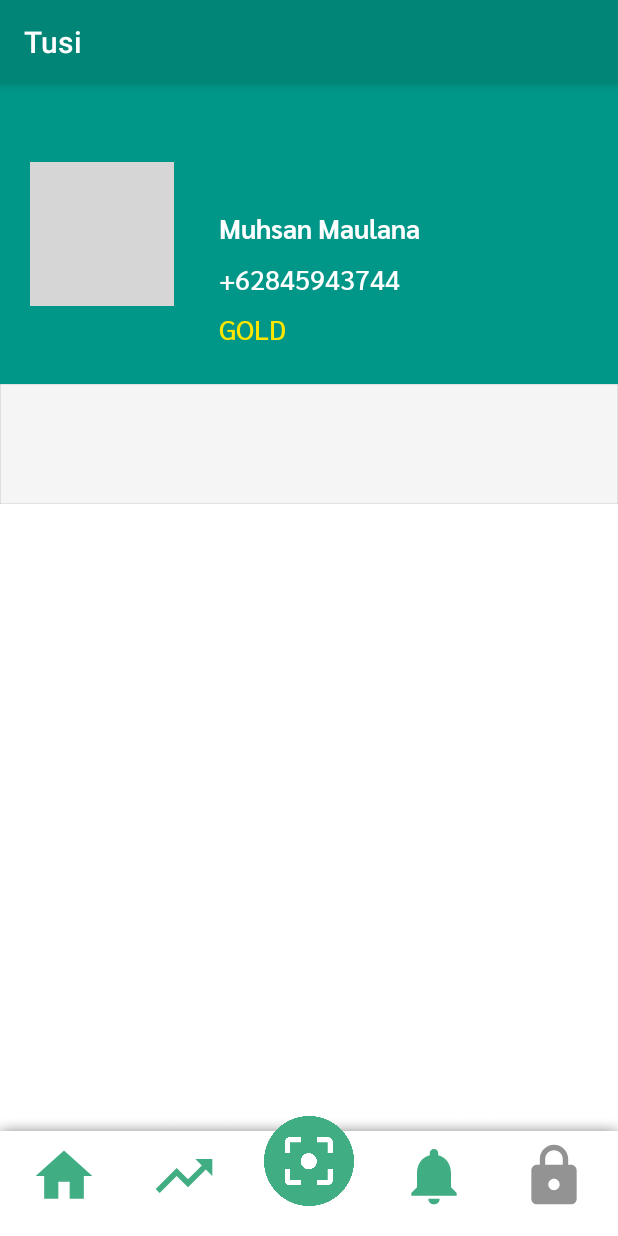
After one commit to muhsanmaulana/App-tusi, an Android app: the ProfilActivity screen opened directly, with no data from a screen before it, on a phone screen of 412 x 824 dp. The commit adds this screen. Run offline under Robolectric (Android 15) with nearby library versions, the phone set to English and light mode, and no system bars; our stand-ins replace CircleImageView; grey boxes are pictures that could not be loaded.

Commit message:
new activity

```diff
--- a/app/build.gradle
+++ b/app/build.gradle
@@ -29,4 +29,5 @@ dependencies {
     androidTestImplementation 'androidx.test.ext:junit:1.1.0'
     androidTestImplementation 'androidx.test.espresso:espresso-core:3.1.1'
     implementation 'com.google.android.gms:play-services-maps:17.0.0'
+    implementation 'de.hdodenhof:circleimageview:3.0.1'
 }
--- a/app/src/main/AndroidManifest.xml
+++ b/app/src/main/AndroidManifest.xml
@@ -9,7 +9,8 @@
         android:roundIcon="@mipmap/ic_launcher_round"
         android:supportsRtl="true"
         android:theme="@style/AppTheme">
-        <activity android:name=".LoginActivity"></activity>
+        <activity android:name=".ProfilActivity"></activity>
+        <activity android:name=".LoginActivity" />
         <activity android:name=".Register3Activity" />
         <activity android:name=".Register2Activity" />
         <activity android:name=".Register1Activity" />
--- /dev/null
+++ b/app/src/main/java/co/app/tusi/ProfilActivity.java
@@ -0,0 +1,14 @@
+package co.app.tusi;
+
+import androidx.appcompat.app.AppCompatActivity;
+
+import android.os.Bundle;
+
+public class ProfilActivity extends AppCompatActivity {
+
+    @Override
+    protected void onCreate(Bundle savedInstanceState) {
+        super.onCreate(savedInstanceState);
+        setContentView(R.layout.activity_profil);
+    }
+}
--- /dev/null
+++ b/app/src/main/res/drawable/ic_add_circle_outline_black_24dp.xml
@@ -0,0 +1,5 @@
+<vector android:height="24dp" android:tint="#FFFFFF"
+    android:viewportHeight="24.0" android:viewportWidth="24.0"
+    android:width="24dp" xmlns:android="http://schemas.android.com/apk/res/android">
+    <path android:fillColor="#FF000000" android:pathData="M13,7h-2v4L7,11v2h4v4h2v-4h4v-2h-4L13,7zM12,2C6.48,2 2,6.48 2,12s4.48,10 10,10 10,-4.48 10,-10S17.52,2 12,2zM12,20c-4.41,0 -8,-3.59 -8,-8s3.59,-8 8,-8 8,3.59 8,8 -3.59,8 -8,8z"/>
+</vector>
--- /dev/null
+++ b/app/src/main/res/drawable/rectangle_profil.xml
@@ -0,0 +1,29 @@
+<vector
+    xmlns:android="http://schemas.android.com/apk/res/android"
+    xmlns:aapt="http://schemas.android.com/aapt"
+    android:width="1080dp"
+    android:height="205dp"
+    android:viewportWidth="1080"
+    android:viewportHeight="205"
+    >
+
+    <group>
+
+        <clip-path
+            android:pathData="M0 0H1080V205H0V0Z"
+            />
+
+        <path
+            android:pathData="M0 0V205H1080V0"
+            android:fillColor="#F5F5F5"
+            />
+
+        <path
+            android:pathData="M0 0H1080V205H0V0Z"
+            android:strokeWidth="2"
+            android:strokeColor="#CDCDCD"
+            />
+
+    </group>
+
+</vector>
--- /dev/null
+++ b/app/src/main/res/layout/activity_profil.xml
@@ -0,0 +1,159 @@
+<?xml version="1.0" encoding="utf-8"?>
+<androidx.constraintlayout.widget.ConstraintLayout xmlns:android="http://schemas.android.com/apk/res/android"
+    xmlns:app="http://schemas.android.com/apk/res-auto"
+    xmlns:tools="http://schemas.android.com/tools"
+    android:layout_width="match_parent"
+    android:background="@color/ColorBackground"
+    android:layout_height="match_parent"
+    tools:context=".ProfilActivity">
+
+
+    <RelativeLayout
+        android:layout_width="match_parent"
+        android:layout_height="match_parent">
+
+        <LinearLayout
+            android:orientation="vertical"
+            android:layout_width="match_parent"
+            android:layout_height="wrap_content">
+
+            <RelativeLayout
+                android:background="#009688"
+                android:layout_width="match_parent"
+                android:layout_height="200dp">
+
+                <LinearLayout
+                    android:orientation="horizontal"
+                    android:layout_width="match_parent"
+                    android:layout_height="match_parent">
+
+                    <de.hdodenhof.circleimageview.CircleImageView
+                        xmlns:app="http://schemas.android.com/apk/res-auto"
+                        android:id="@+id/profile_image"
+                        android:layout_width="96dp"
+                        android:layout_height="96dp"
+                        android:layout_marginLeft="20dp"
+                        android:layout_gravity="center_vertical"
+                        android:src="@drawable/profil_pic"
+                        />
+                    <LinearLayout
+                        android:orientation="vertical"
+                        android:layout_marginLeft="30dp"
+                        android:layout_width="wrap_content"
+                        android:layout_height="wrap_content">
+
+                        <TextView
+                            android:id="@+id/name_user"
+                            android:layout_width="wrap_content"
+                            android:layout_height="wrap_content"
+                            android:text="Muhsan Maulana"
+                            android:fontFamily="@font/sarabun_bold"
+                            android:textColor="#FFFFFF"
+                            android:textSize="18sp"
+                            android:layout_marginTop="80dp"
+                            />
+
+                        <TextView
+                            android:id="@+id/phone_user"
+                            android:layout_width="wrap_content"
+                            android:layout_height="wrap_content"
+                            android:text="+62845943744"
+                            android:fontFamily="@font/sarabun_medium"
+                            android:textColor="#FFFFFF"
+                            android:textSize="18sp"
+                            />
+
+                        <TextView
+                            android:id="@+id/rank_user"
+                            android:layout_width="wrap_content"
+                            android:layout_height="wrap_content"
+                            android:text="GOLD"
+                            android:fontFamily="@font/sarabun_medium"
+                            android:textColor="#FFE600"
+                            android:textSize="18sp"
+                            />
+
+                    </LinearLayout>
+
+                </LinearLayout>
+            </RelativeLayout>
+
+            <LinearLayout
+                android:orientation="vertical"
+                android:layout_width="match_parent"
+                android:layout_height="wrap_content">
+
+                <LinearLayout
+                    android:orientation="horizontal"
+                    android:background="@drawable/rectangle_profil"
+                    android:layout_width="match_parent"
+                    android:layout_height="80dp">
+
+                </LinearLayout>
+
+
+            </LinearLayout>
+
+
+
+        </LinearLayout>
+
+
+        <RelativeLayout
+            android:layout_marginBottom="0dp"
+            android:layout_alignParentBottom="true"
+            android:layout_width="match_parent"
+            android:layout_height="80dp"
+            android:elevation="10dp"
+            android:background="@drawable/rectangle_navigation"
+
+            >
+            <ImageButton
+                android:id="@+id/go_nav"
+                android:layout_width="60dp"
+                android:layout_height="60dp"
+                android:layout_centerHorizontal="true"
+                android:background="@drawable/go_nav" />
+
+
+            <ImageButton
+                android:id="@+id/home_nav"
+                android:layout_alignParentLeft="true"
+                android:layout_marginLeft="20dp"
+                android:layout_width="45dp"
+                android:layout_centerVertical="true"
+                android:layout_height="45dp"
+                android:background="@drawable/ic_home_black_24dp"
+                />
+            <ImageButton
+                android:id="@+id/transaction_nav"
+                android:layout_alignParentLeft="true"
+                android:layout_marginLeft="100dp"
+                android:layout_width="45dp"
+                android:layout_centerVertical="true"
+                android:layout_height="45dp"
+                android:background="@drawable/ic_trending_up_black_24dp"
+                />
+            <ImageButton
+                android:id="@+id/notif_nav"
+                android:layout_alignParentRight="true"
+                android:layout_marginRight="100dp"
+                android:layout_width="45dp"
+                android:layout_centerVertical="true"
+                android:layout_height="45dp"
+                android:background="@drawable/ic_notifications_black_24dp"
+                />
+            <ImageButton
+                android:id="@+id/profile_nav"
+                android:layout_alignParentRight="true"
+                android:layout_marginRight="20dp"
+                android:layout_width="45dp"
+                android:layout_centerVertical="true"
+                android:layout_height="45dp"
+                android:background="@drawable/ic_lock_black_24dp"
+                />
+        </RelativeLayout>
+
+    </RelativeLayout>
+
+</androidx.constraintlayout.widget.ConstraintLayout>
```
Also changed, not shown: app/src/main/res/layout/activity_beranda.xml (+90 -16 lines).
